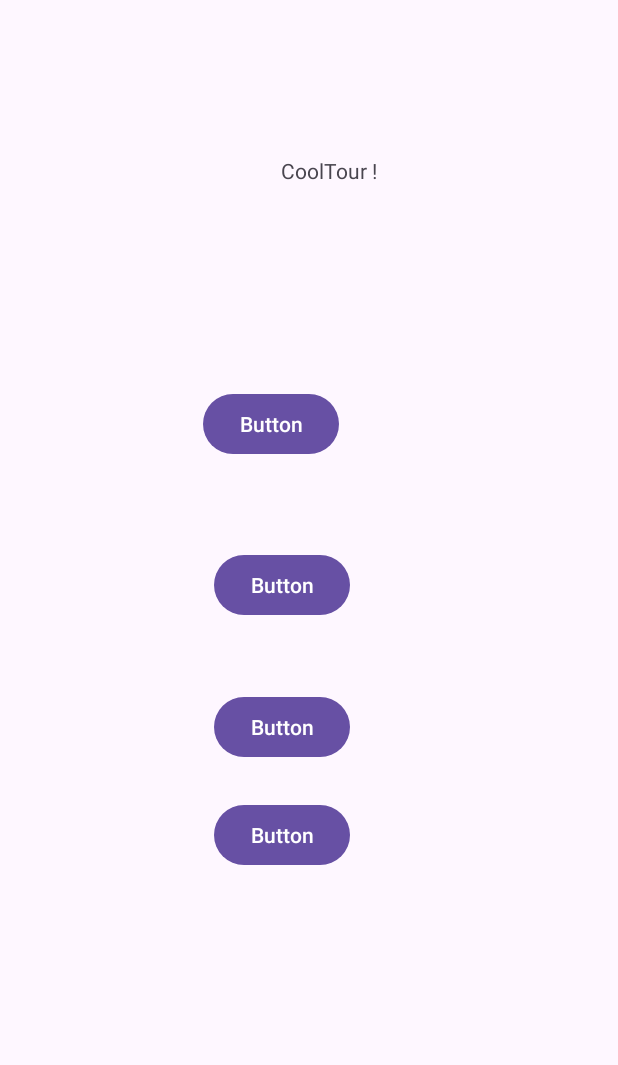
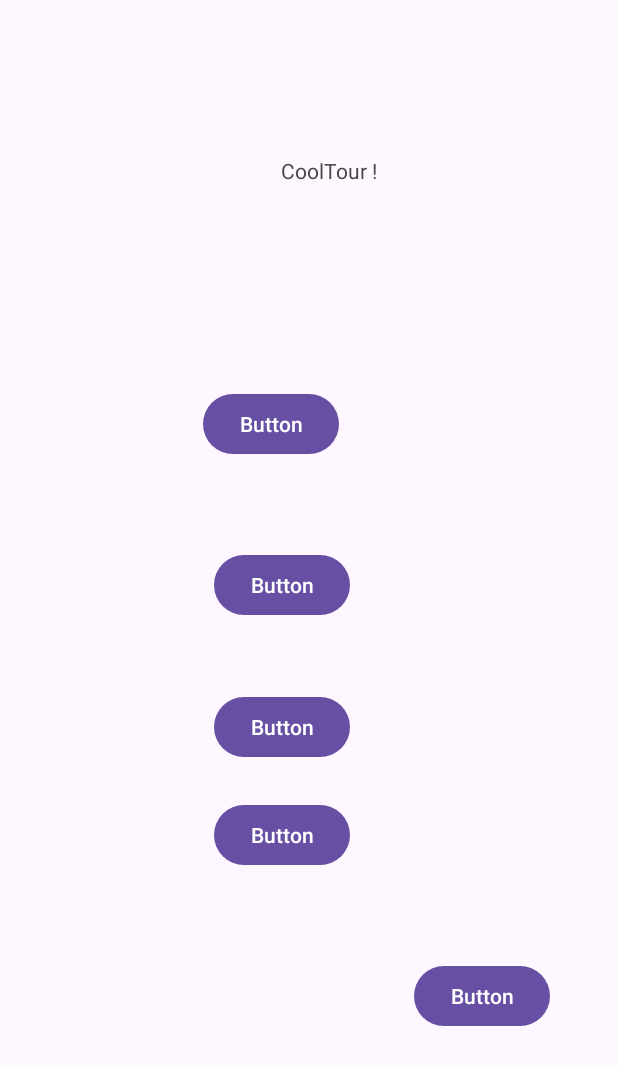
Before and after one commit to Nektar24/software-engineering, an Android app: the screen it shows after launch (MainActivity), on a phone screen of 412 x 824 dp. Shown: the top 1065 px of the screen. Run offline under Robolectric (Android 15) with nearby library versions, the phone set to English and light mode, and no system bars.

Commit message:
αλλο ενα κουμπι

```diff
--- a/CODE/cooltoor/app/src/main/res/layout/activity_main.xml
+++ b/CODE/cooltoor/app/src/main/res/layout/activity_main.xml
@@ -6,6 +6,18 @@
     android:layout_width="match_parent"
     android:layout_height="match_parent"
     tools:context=".MainActivity">
+
+    <Button
+        android:id="@+id/button"
+        android:layout_width="wrap_content"
+        android:layout_height="wrap_content"
+        android:text="Button"
+        app:layout_constraintBottom_toBottomOf="parent"
+        app:layout_constraintEnd_toEndOf="parent"
+        app:layout_constraintHorizontal_bias="0.859"
+        app:layout_constraintStart_toStartOf="parent"
+        app:layout_constraintTop_toTopOf="parent"
+        app:layout_constraintVertical_bias="0.825" />
 
     <Button
         android:id="@+id/button"
```
